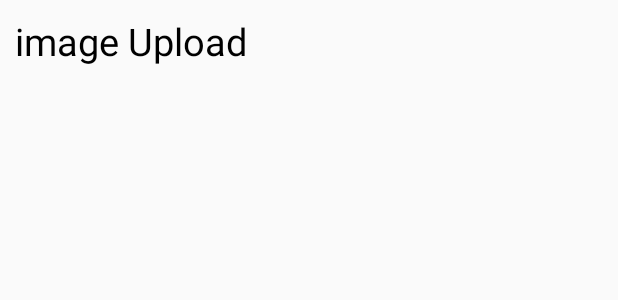
After one commit to ramimhossain12/Club-Question-Bank, an Android app: the layout activity_image_upload.xml on its own in the app's theme, with its tools: preview values and no code run, on a phone screen of 412 x 824 dp. The commit adds this screen. Shown: the top 300 px of the screen. Run offline under Robolectric (Android 15) with nearby library versions, the phone set to English and light mode, and no system bars.

Commit message:
List view add

```diff
--- a/app/src/main/AndroidManifest.xml
+++ b/app/src/main/AndroidManifest.xml
@@ -9,7 +9,10 @@
         android:roundIcon="@mipmap/ic_launcher_round"
         android:supportsRtl="true"
         android:theme="@style/AppTheme">
-        <activity android:name=".StudentDashBoardActivity"></activity>
+        <activity android:name=".NoteActivity"></activity>
+        <activity android:name=".ImageUploadActivity" />
+        <activity android:name=".UploadFileActivity" />
+        <activity android:name=".StudentDashBoardActivity" />
         <activity
             android:name=".SudentSignUpActivity"
             android:theme="@style/AppTheme3" />
--- /dev/null
+++ b/app/src/main/res/layout/activity_image_upload.xml
@@ -0,0 +1,22 @@
+<?xml version="1.0" encoding="utf-8"?>
+<LinearLayout xmlns:android="http://schemas.android.com/apk/res/android"
+    xmlns:app="http://schemas.android.com/apk/res-auto"
+    xmlns:tools="http://schemas.android.com/tools"
+    android:layout_width="match_parent"
+    android:layout_height="match_parent"
+    tools:context=".ImageUploadActivity">
+    <TextView
+        android:layout_width="match_parent"
+        android:layout_height="wrap_content"
+        android:paddingLeft="15dp"
+        android:padding="10dp"
+        android:drawablePadding="9dp"
+
+        android:text="image Upload"
+        android:textSize="25sp"
+        android:textColor="#000000"
+        android:id="@+id/tex1"/>
+
+
+
+</LinearLayout>
--- a/app/src/main/res/values/strings.xml
+++ b/app/src/main/res/values/strings.xml
@@ -10,4 +10,5 @@
     <string name="confirm_password">Confirm Password</string>
     <string name="create_account">CREATE ACCOUNT</string>
     <string name="already_registred_login_me">Already registred ! Login me</string>
+    <string name="upload_file">Upload File</string>
 </resources>
```
Also changed, not shown: app/src/main/java/com/example/programmingquestionbank/AdminDashBoardActivity.java (deleted, +0 -35 lines), app/src/main/java/com/example/programmingquestionbank/AdminDashBoardActivity.kt (added, +50 -0 lines), app/src/main/java/com/example/programmingquestionbank/ImageUploadActivity.java (added, +14 -0 lines), app/src/main/java/com/example/programmingquestionbank/NoteActivity.java (added, +14 -0 lines), app/src/main/java/com/example/programmingquestionbank/UploadFileActivity.java (added, +14 -0 lines), app/src/main/res/drawable/ic_baseline_insert_drive_file_24.xml (added, +10 -0 lines), app/src/main/res/layout/activity_admin_dash_board.xml (+14 -1 lines), app/src/main/res/layout/activity_note.xml (added, +22 -0 lines), app/src/main/res/layout/activity_upload_file.xml (added, +22 -0 lines), app/src/main/res/layout/item.xml (added, +22 -0 lines).
